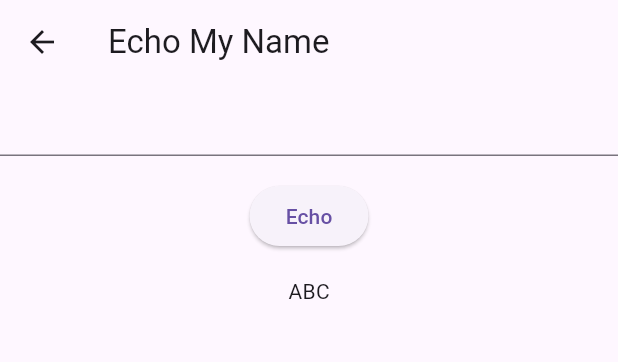
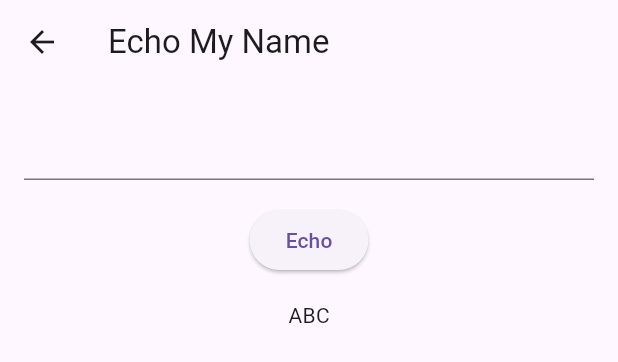
Before and after one commit to thanchayawikgithub/flutter_todo_list, a Flutter app: what getDrawer() shows on an empty page, opened directly, after a tap on "Echo My Name", on a phone screen of 412 x 824 dp. Shown: the top 362 px of the screen. Run offline on Flutter 3.47's test engine with Material 3 defaults, Android fonts, the light colour scheme and no system bars.

Commit message:
create todo list page

```diff
--- a/lib/echo_my_name.dart
+++ b/lib/echo_my_name.dart
@@ -36,6 +36,7 @@ class _EchoMyNameState extends State<EchoMyName> {
         title: Text('Echo My Name'),
       ),
       body: Container(
+        padding: EdgeInsets.all(16.0),
         child: Column(
           children: [
             TextField(
--- a/lib/main.dart
+++ b/lib/main.dart
@@ -2,6 +2,7 @@ import 'package:flutter/material.dart';
 import 'package:flutter_todo_list/echo_my_name.dart';
 import 'package:flutter_todo_list/main_page.dart';
 import 'package:flutter_todo_list/second_page.dart';
+import 'package:flutter_todo_list/todo_list.dart';
 
 void main() {
   runApp(const MainApp());
@@ -17,7 +18,8 @@ class MainApp extends StatelessWidget {
       routes: {
         MainPage.nameRoute: (context) => MainPage(),
         SecondPage.nameRoute: (context) => SecondPage(),
-        EchoMyName.nameRoute: (context) => EchoMyName()
+        EchoMyName.nameRoute: (context) => EchoMyName(),
+        TodoList.nameRoute: (context) => TodoList()
       },
     );
   }
--- a/lib/main_drawer.dart
+++ b/lib/main_drawer.dart
@@ -2,6 +2,7 @@ import 'package:flutter/material.dart';
 import 'package:flutter_todo_list/echo_my_name.dart';
 import 'package:flutter_todo_list/main_page.dart';
 import 'package:flutter_todo_list/second_page.dart';
+import 'package:flutter_todo_list/todo_list.dart';
 
 Widget getDrawer(BuildContext context) {
   return Drawer(
@@ -15,7 +16,10 @@ Widget getDrawer(BuildContext context) {
           onTap: () => Navigator.pushNamed(context, SecondPage.nameRoute)),
       ListTile(
           title: Text('Echo My Name'),
-          onTap: () => Navigator.pushNamed(context, EchoMyName.nameRoute))
+          onTap: () => Navigator.pushNamed(context, EchoMyName.nameRoute)),
+      ListTile(
+          title: Text('Todo List'),
+          onTap: () => Navigator.pushNamed(context, TodoList.nameRoute))
     ],
   ));
 }
```
Also changed, not shown: lib/todo_list.dart (added, +24 -0 lines).
